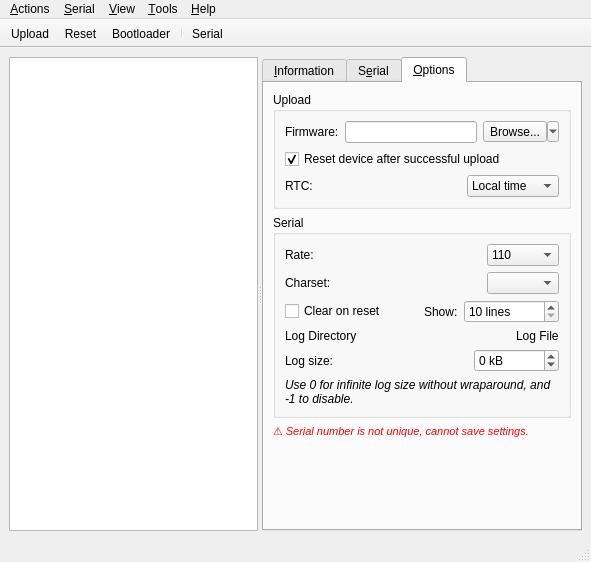
This is src/tycommander/main_window.ui in Koromix/tytools as Qt 5 draws it before an edit. The edited form follows.
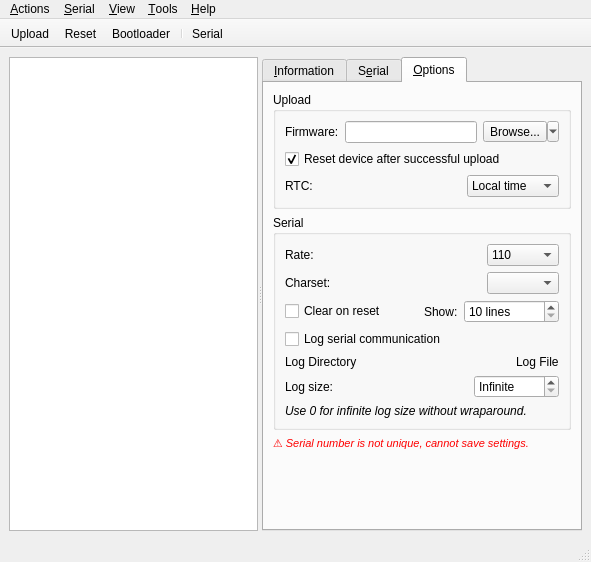
This is the edited form. The open tabs and pages were chosen to show the change. Icons and pictures are not drawn. Custom widgets are drawn as their Qt base class.

Commit message: Use separate checkbox to enable/disable serial log

```diff
--- a/src/tycommander/main_window.ui
+++ b/src/tycommander/main_window.ui
@@ -575,6 +575,13 @@
               </item>
              </layout>
             </item>
+            <item>
+             <widget class="QCheckBox" name="logSerialCheck">
+              <property name="text">
+               <string>Log serial communication</string>
+              </property>
+             </widget>
+            </item>
             <item>
              <layout class="QHBoxLayout" name="horizontalLayout_6" stretch="1,0,0">
               <item>
@@ -649,7 +656,7 @@
               <item>
                <widget class="QSpinBox" name="serialLogSizeSpin">
                 <property name="specialValueText">
-                 <string>Désactivé</string>
+                 <string>Infinite</string>
                 </property>
                 <property name="accelerated">
                  <bool>true</bool>
@@ -658,7 +665,7 @@
                  <string> kB</string>
                 </property>
                 <property name="minimum">
-                 <number>-1</number>
+                 <number>0</number>
                 </property>
                 <property name="maximum">
                  <number>999999</number>
@@ -678,7 +685,7 @@
                </font>
               </property>
               <property name="text">
-               <string>Use 0 for infinite log size without wraparound, and -1 to disable.</string>
+               <string>Use 0 for infinite log size without wraparound.</string>
               </property>
               <property name="wordWrap">
                <bool>true</bool>
```
Left out of the diff: 17 changed lines with no effect on the pictures. The commit also changes 5 other files.
